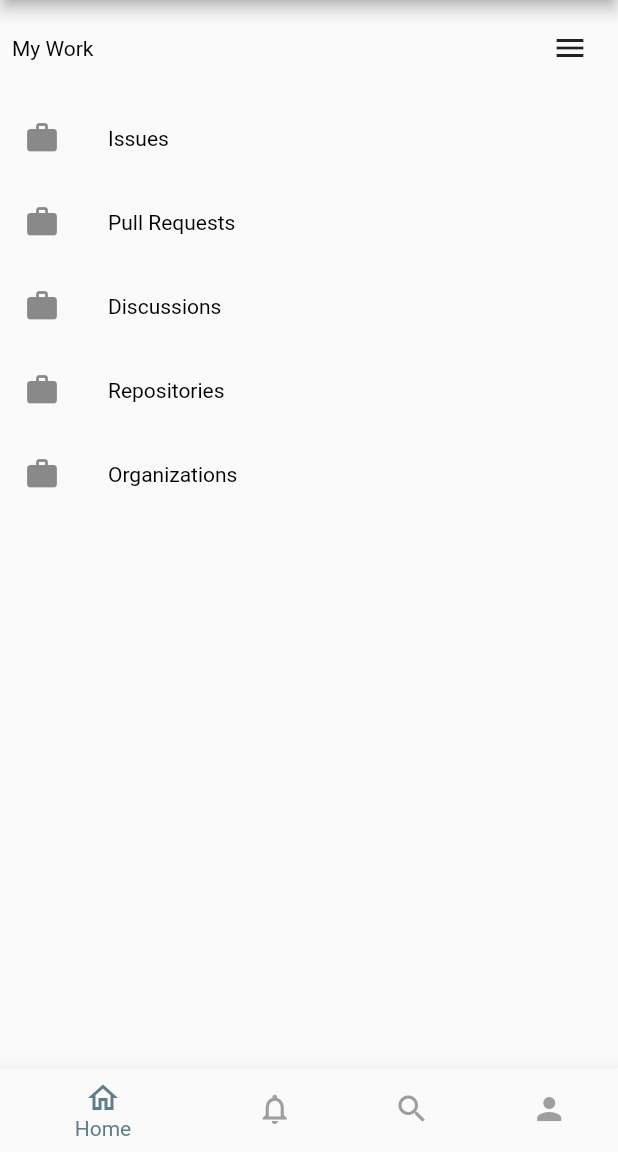
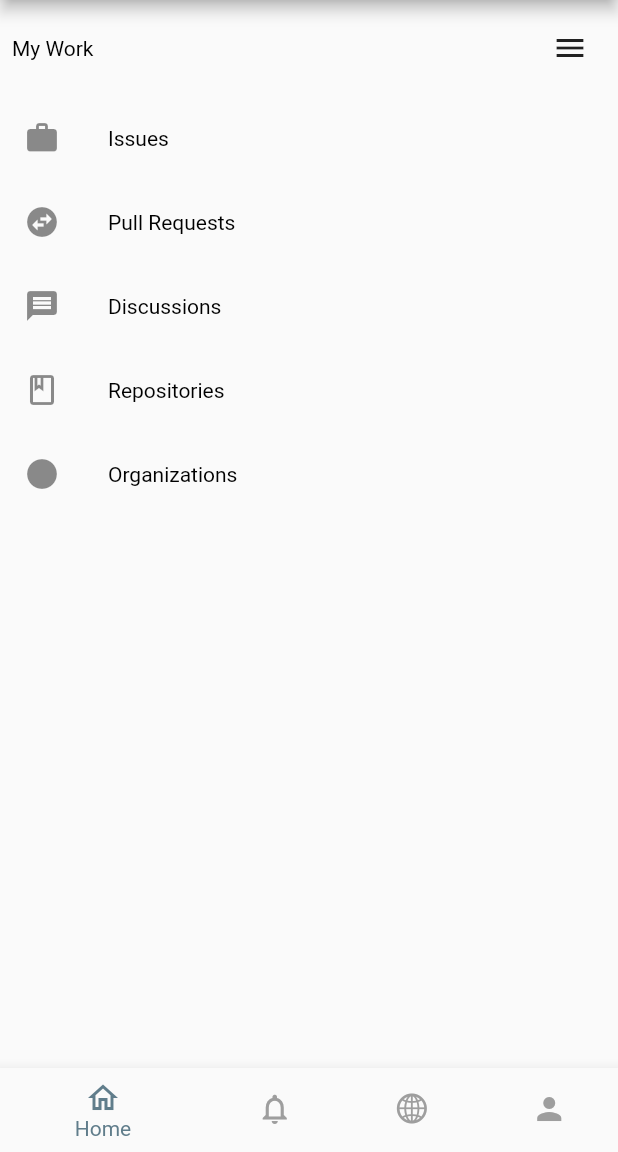
Before and after one commit to tanny99/jiit_hub, a Flutter app: the screen it shows after launch, after a tap on "Login", on a phone screen of 412 x 824 dp, the part 84-1236 px from its top. Run offline on Flutter 3.47's test engine with Material 2 defaults, Android fonts, the phone set to English and light mode, and no system bars.

Commit message:
icons changed

```diff
--- a/lib/screens/HomePage.dart
+++ b/lib/screens/HomePage.dart
@@ -2,6 +2,9 @@ import 'package:flutter/cupertino.dart';
 import 'package:flutter/material.dart';
 import 'MyProfile.dart';
 import 'Constants.dart' as K;
+import 'NotificationPage.dart';
+import 'ExplorePage.dart';
+import 'MyProfile.dart';
 class HomePage extends StatefulWidget {
   @override
   _HomePageState createState() => _HomePageState();
@@ -42,10 +45,10 @@ class _HomePageState extends State<HomePage> {
                   child: Row(mainAxisAlignment: MainAxisAlignment.spaceBetween,children:[Text('My Work', style: K.style2,),IconButton(onPressed: (){}, icon: Icon(Icons.menu))]),
                 ),
                 ListTile(leading: Icon(Icons.work),title: Text('Issues', style: K.style2),onTap:(){},),
-                ListTile(leading: Icon(Icons.work),title: Text('Pull Requests', style: K.style2),onTap:(){},),
-                ListTile(leading: Icon(Icons.work),title: Text('Discussions', style: K.style2),onTap:(){},),
-                ListTile(leading: Icon(Icons.work),title: Text('Repositories', style: K.style2),onTap:(){},),
-                ListTile(leading: Icon(Icons.work),title: Text('Organizations', style: K.style2),onTap:(){},),
+                ListTile(leading: Icon(Icons.swap_horizontal_circle_rounded),title: Text('Pull Requests', style: K.style2),onTap:(){},),
+                ListTile(leading: Icon(Icons.message),title: Text('Discussions', style: K.style2),onTap:(){},),
+                ListTile(leading: Icon(Icons.book_outlined),title: Text('Repositories', style: K.style2),onTap:(){},),
+                ListTile(leading: Icon(Icons.circle),title: Text('Organizations', style: K.style2),onTap:(){},),
               ],
             ),
           ),
@@ -55,7 +58,7 @@ class _HomePageState extends State<HomePage> {
           items: [
             BottomNavigationBarItem(icon: Icon(Icons.home_outlined),label: 'Home',),
             BottomNavigationBarItem(icon: Icon(Icons.notifications_none),label: 'Notification'),
-            BottomNavigationBarItem(icon: Icon(Icons.search_outlined),label: 'Explore'),
+            BottomNavigationBarItem(icon: Icon(CupertinoIcons.globe),label: 'Explore'),
             BottomNavigationBarItem(icon: Icon(Icons.person),label: 'Profile'),
           ],
           currentIndex: selectedIndex,
```
Also changed, not shown: lib/screens/DisscussionPage.dart (added), lib/screens/ExplorePage.dart (added), lib/screens/MyProfilePage.dart (added), lib/screens/NotificationPage.dart (added).
